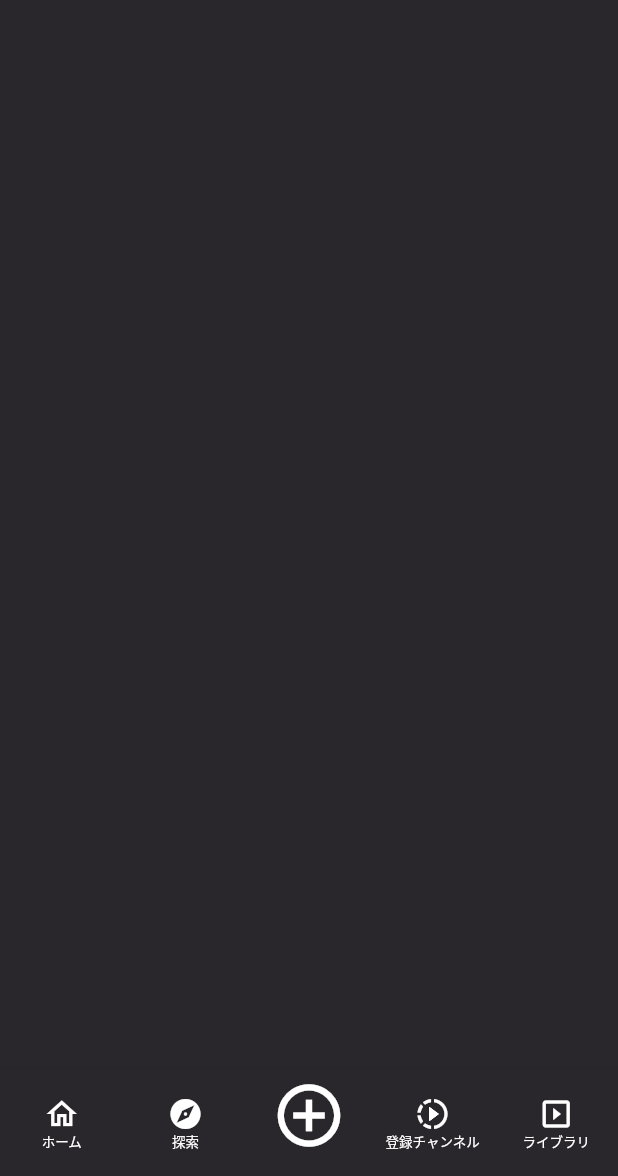
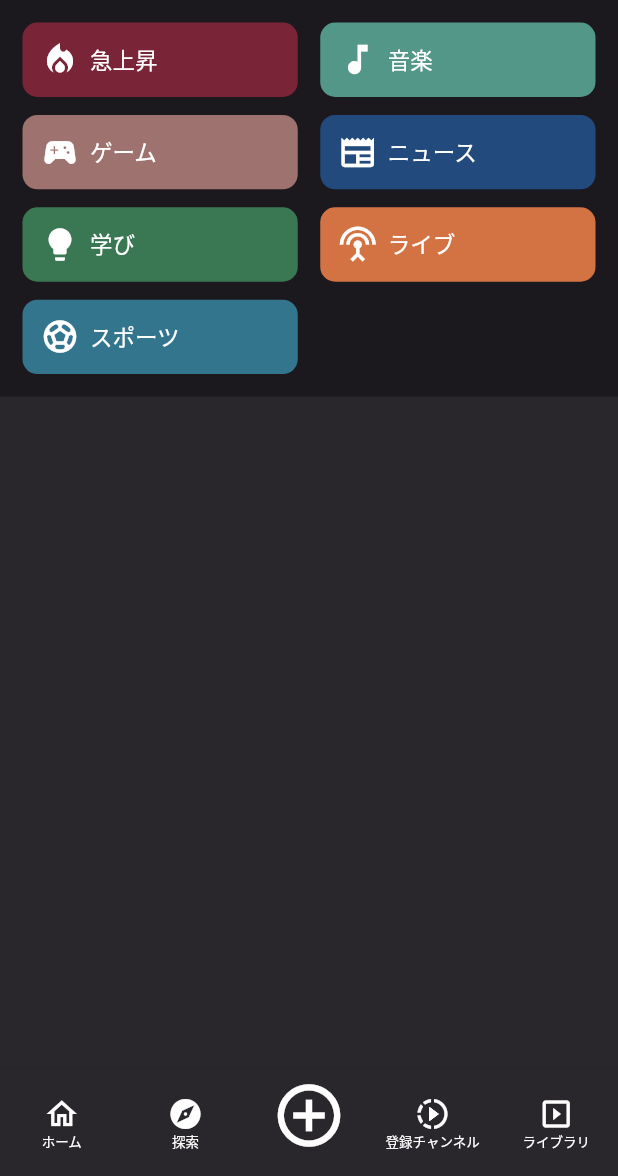
Before and after one commit to kenji-axia/flutter_tutorial, a Flutter app: the YoutubeScreen screen opened directly, on a phone screen of 412 x 824 dp, the part 60-1236 px from its top. Run offline on Flutter 3.47's test engine with Material 2 defaults, Android fonts, the phone set to English and light mode, and no system bars; our stand-ins replace flutter_svg.

Commit message:
Categories Sectionの追加
(変更) lib/main.dart
  - Categories Sectionの追加
  - 使ってなかった変数を削除

(新規) lib/youtube/components/youtube_categories_section.dart
 - Categories Section の切り出し

```diff
--- /dev/null
+++ b/lib/youtube/components/youtube_categories_section.dart
@@ -0,0 +1,103 @@
+import 'package:flutter/material.dart';
+
+class YoutubeCategoriesSection extends StatelessWidget {
+  const YoutubeCategoriesSection({Key? key}) : super(key: key);
+
+  @override
+  Widget build(BuildContext context) {
+    return Container(
+      decoration: const BoxDecoration(
+        color: Color.fromRGBO(28, 25, 30, 1),
+      ),
+      child: GridView.count(
+        physics: const NeverScrollableScrollPhysics(),
+        shrinkWrap: true,
+        primary: false,
+        padding: const EdgeInsets.all(15),
+        crossAxisSpacing: 15,
+        mainAxisSpacing: 12,
+        crossAxisCount: 2,
+        childAspectRatio: 3.7,
+        children: const <Widget>[
+          CategoryButton(
+            '急上昇',
+            Color.fromRGBO(122, 36, 55, 1),
+            Icons.local_fire_department,
+          ),
+          CategoryButton(
+            '音楽',
+            Color.fromRGBO(82, 151, 136, 1),
+            Icons.music_note,
+          ),
+          CategoryButton(
+            'ゲーム',
+            Color.fromRGBO(158, 114, 110, 1),
+            Icons.sports_esports,
+          ),
+          CategoryButton(
+            'ニュース',
+            Color.fromRGBO(34, 74, 124, 1),
+            Icons.newspaper,
+          ),
+          CategoryButton(
+            '学び',
+            Color.fromRGBO(57, 120, 83, 1),
+            Icons.lightbulb,
+          ),
+          CategoryButton(
+            'ライブ',
+            Color.fromRGBO(211, 115, 67, 1),
+            Icons.settings_input_antenna,
+          ),
+          CategoryButton(
+            'スポーツ',
+            Color.fromRGBO(52, 117, 142, 1),
+            Icons.sports_soccer,
+          ),
+        ],
+      ),
+    );
+  }
+}
+
+class CategoryButton extends StatelessWidget {
+  const CategoryButton(
+      this._categoryText, this._categoryColor, this._categoryIcon,
+      {Key? key})
+      : super(key: key);
+
+  final String _categoryText;
+  final Color _categoryColor;
+  final IconData _categoryIcon;
+
+  final double _categoryIconSize = 26;
+  final double _categoryTextSize = 15;
+
+  @override
+  Widget build(BuildContext context) {
+    return Container(
+      decoration: BoxDecoration(
+        borderRadius: BorderRadius.circular(10),
+        color: _categoryColor,
+      ),
+      padding: const EdgeInsets.symmetric(horizontal: 12),
+      child: Row(
+        children: [
+          Icon(
+            _categoryIcon,
+            color: Colors.white,
+            size: _categoryIconSize,
+          ),
+          const SizedBox(width: 7),
+          Text(
+            _categoryText,
+            style: TextStyle(
+              color: Colors.white,
+              fontSize: _categoryTextSize,
+            ),
+          ),
+        ],
+      ),
+    );
+  }
+}
--- a/lib/youtube/youtube_screen.dart
+++ b/lib/youtube/youtube_screen.dart
@@ -2,12 +2,12 @@ import 'package:flutter/material.dart';
 
 import 'components/youtube_app_bar.dart';
 import 'components/youtube_bottom_navigation_bar_items.dart';
+import 'components/youtube_categories_section.dart';
 
 class YoutubeScreen extends StatelessWidget {
   const YoutubeScreen({Key? key}) : super(key: key);
 
   final mainBackgroundColor = const Color.fromRGBO(42, 39, 44, 1);
-  final categoryBackgroundColor = const Color.fromRGBO(42, 39, 44, 1);
 
   @override
   Widget build(BuildContext context) {
@@ -25,6 +25,7 @@ class YoutubeScreen extends StatelessWidget {
       body: ListView(
         children: const [
           YoutubeAppBar(),
+          YoutubeCategoriesSection(),
         ],
       ),
     );
```
